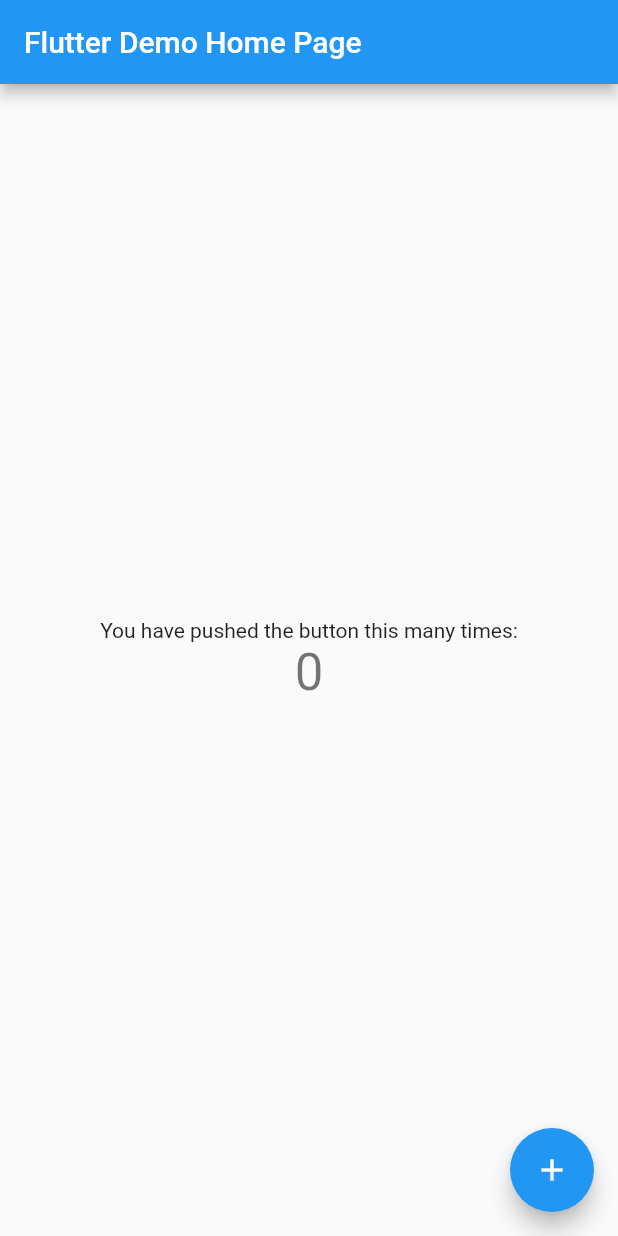
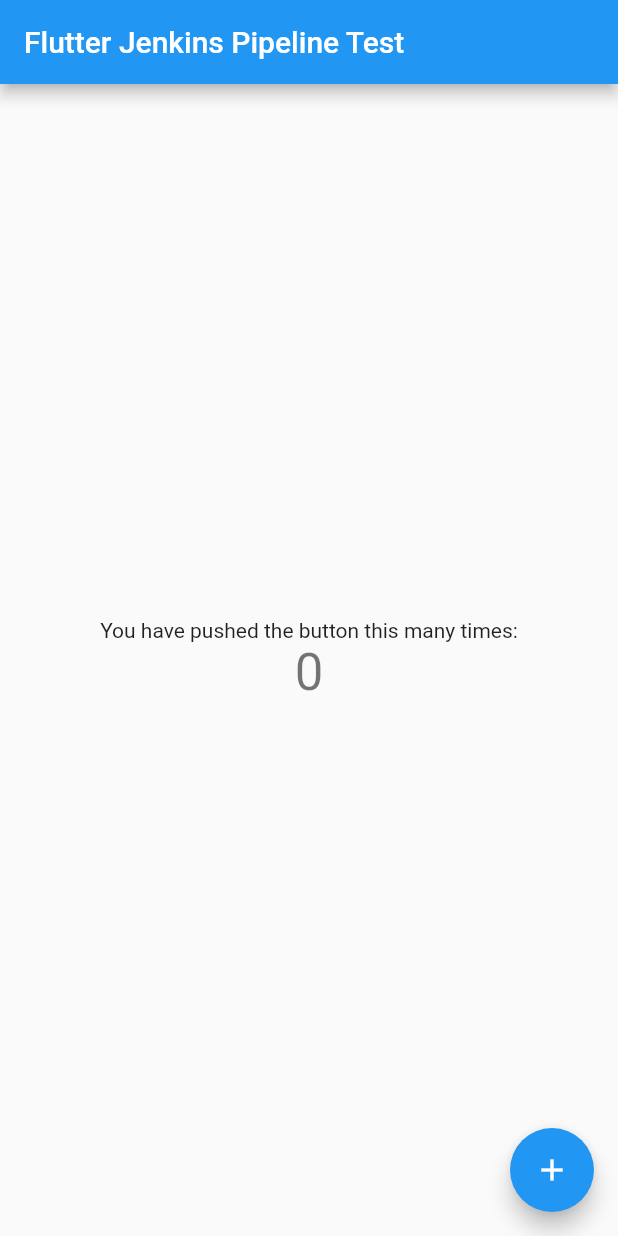
Before and after one commit to martusheff/test-flutter-pipeline, a Flutter app: the screen it shows after launch, on a phone screen of 412 x 824 dp. Run offline on Flutter 3.47's test engine with Material 2 defaults, Android fonts, the phone set to English and light mode, and no system bars.

Commit message:
First commit.

```diff
--- a/lib/main.dart
+++ b/lib/main.dart
@@ -24,7 +24,7 @@ class MyApp extends StatelessWidget {
         // is not restarted.
         primarySwatch: Colors.blue,
       ),
-      home: const MyHomePage(title: 'Flutter Demo Home Page'),
+      home: const MyHomePage(title: 'Flutter Jenkins Pipeline Test'),
     );
   }
 }
```
